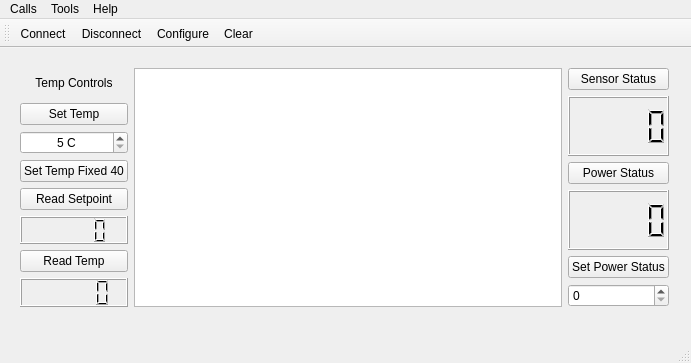
DonMunn/OvenComm, file mainwindow.ui: the form before one commit.
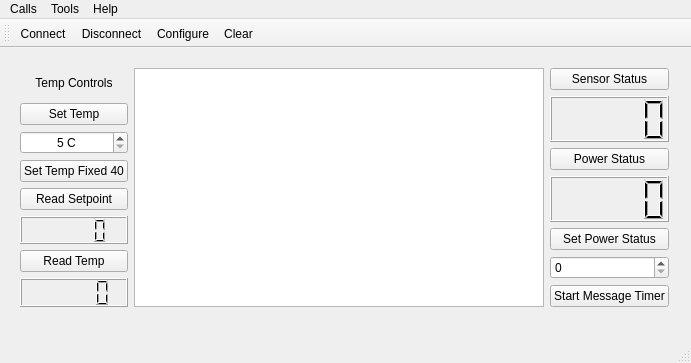
The form after the commit. Icons and pictures are not drawn.

Commit message: Cleaned up code, Changed sending of messages to use a timer

```diff
--- a/mainwindow.ui
+++ b/mainwindow.ui
@@ -127,6 +127,13 @@
          </property>
         </widget>
        </item>
+       <item>
+        <widget class="QPushButton" name="pushButtonStartMessageTimer">
+         <property name="text">
+          <string>Start Message Timer</string>
+         </property>
+        </widget>
+       </item>
       </layout>
      </item>
     </layout>
```
The commit also changes 8 other files.
